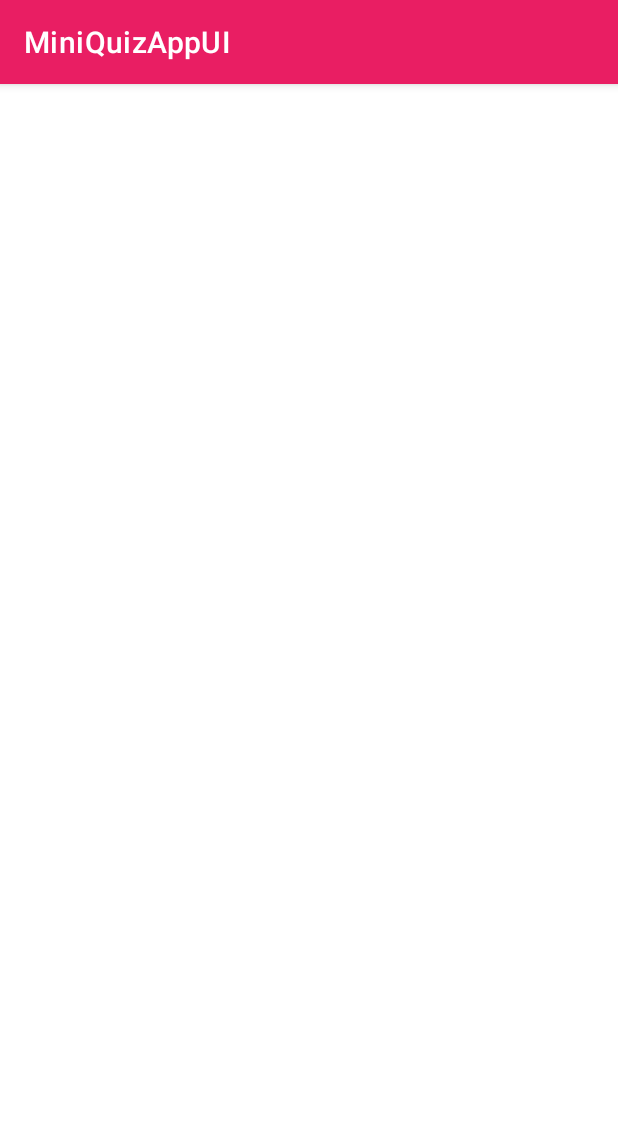
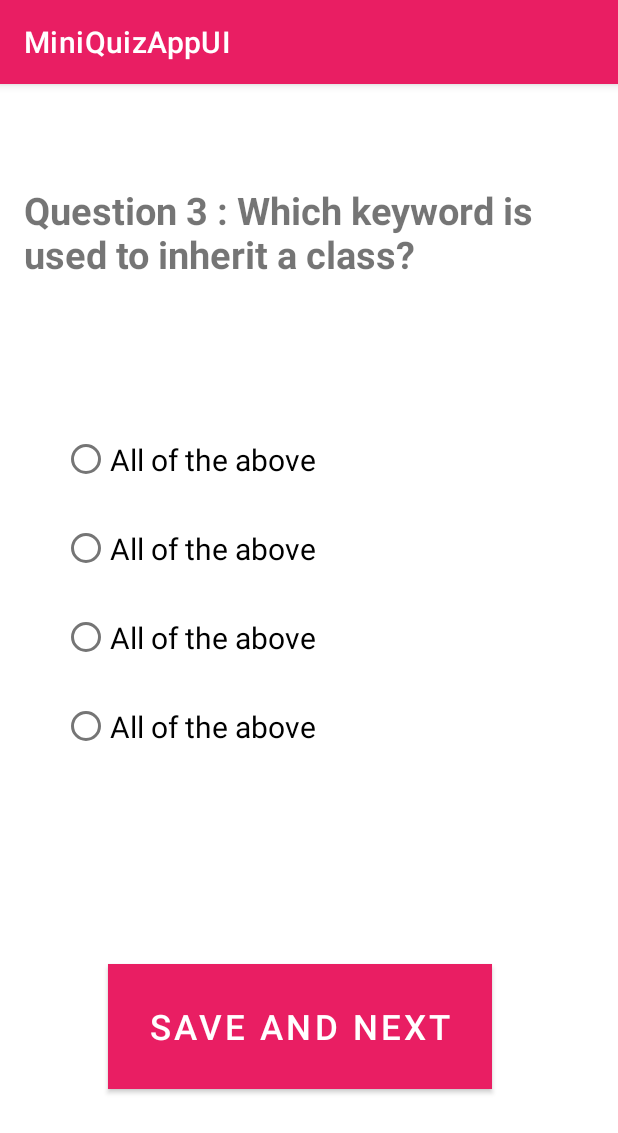
Before and after one commit to pragya-sharma11/MiniQuizAppUI, an Android app: the Third screen opened directly, with no data from a screen before it, on a phone screen of 412 x 824 dp. Shown: the top 1133 px of the screen. Run offline under Robolectric (Android 15) with nearby library versions, the phone set to English and light mode, and no system bars.

Commit message:
UI protion completed

```diff
--- a/app/src/main/res/layout/activity_main.xml
+++ b/app/src/main/res/layout/activity_main.xml
@@ -9,7 +9,7 @@
     <TextView
         android:id="@+id/textView"
         android:layout_width="377dp"
-        android:layout_height="60dp"
+        android:layout_height="80dp"
         android:text="Question1 :  What is the use of Intent?"
         android:textSize="25dp"
         android:textStyle="bold"
@@ -18,7 +18,7 @@
         app:layout_constraintHorizontal_bias="0.47"
         app:layout_constraintStart_toStartOf="parent"
         app:layout_constraintTop_toTopOf="parent"
-        app:layout_constraintVertical_bias="0.141" />
+        app:layout_constraintVertical_bias="0.097" />
 
     <Button
         android:id="@+id/button"
--- a/app/src/main/res/layout/activity_third.xml
+++ b/app/src/main/res/layout/activity_third.xml
@@ -6,4 +6,74 @@
     android:layout_height="match_parent"
     tools:context=".Third">
 
+    <TextView
+        android:id="@+id/textView3"
+        android:layout_width="377dp"
+        android:layout_height="80dp"
+        android:text="Question 3 : Which keyword is used to inherit a class?"
+        android:textSize="25dp"
+        android:textStyle="bold"
+        app:layout_constraintBottom_toBottomOf="parent"
+        app:layout_constraintEnd_toEndOf="parent"
+        app:layout_constraintHorizontal_bias="0.47"
+        app:layout_constraintStart_toStartOf="parent"
+        app:layout_constraintTop_toTopOf="parent"
+        app:layout_constraintVertical_bias="0.097" />
+
+    <Button
+        android:id="@+id/button3"
+        android:layout_width="256dp"
+        android:layout_height="83dp"
+        android:background="#E91E63"
+        android:text="Save and Next"
+        android:textAlignment="center"
+        android:textColorHighlight="#FFFFFF"
+        android:textSize="23dp"
+        app:backgroundTint="#E91E63"
+        app:layout_constraintBottom_toBottomOf="parent"
+        app:layout_constraintEnd_toEndOf="parent"
+        app:layout_constraintHorizontal_bias="0.46"
+        app:layout_constraintStart_toStartOf="parent"
+        app:layout_constraintTop_toTopOf="parent"
+        app:layout_constraintVertical_bias="0.857" />
+
+    <RadioGroup
+        android:layout_width="328dp"
+        android:layout_height="264dp"
+        app:layout_constraintBottom_toBottomOf="parent"
+        app:layout_constraintEnd_toEndOf="parent"
+        app:layout_constraintHorizontal_bias="0.493"
+        app:layout_constraintStart_toStartOf="parent"
+        app:layout_constraintTop_toTopOf="parent"
+        app:layout_constraintVertical_bias="0.438" >
+
+        <RadioButton
+            android:id="@+id/radioButton"
+            android:layout_width="match_parent"
+            android:layout_height="59dp"
+            android:text="All of the above"
+            android:textSize="20sp"
+            />
+
+        <RadioButton
+            android:id="@+id/radioButton9"
+            android:layout_width="match_parent"
+            android:layout_height="59dp"
+            android:text="All of the above"
+            android:textSize="20sp" />
+
+        <RadioButton
+            android:id="@+id/radioButton10"
+            android:layout_width="match_parent"
+            android:layout_height="59dp"
+            android:text="All of the above"
+            android:textSize="20sp"/>
+
+        <RadioButton
+            android:id="@+id/radioButton11"
+            android:layout_width="match_parent"
+            android:layout_height="59dp"
+            android:text="All of the above"
+            android:textSize="20sp"/>
+    </RadioGroup>
 </androidx.constraintlayout.widget.ConstraintLayout>
```
Also changed, not shown: app/src/main/res/layout/activity_score_page.xml (+30 -0 lines), app/src/main/res/layout/activity_second.xml (+10 -6 lines).
